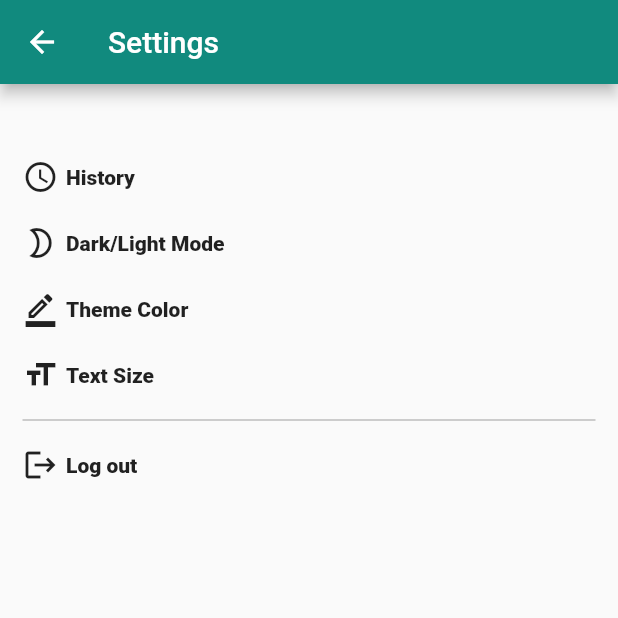
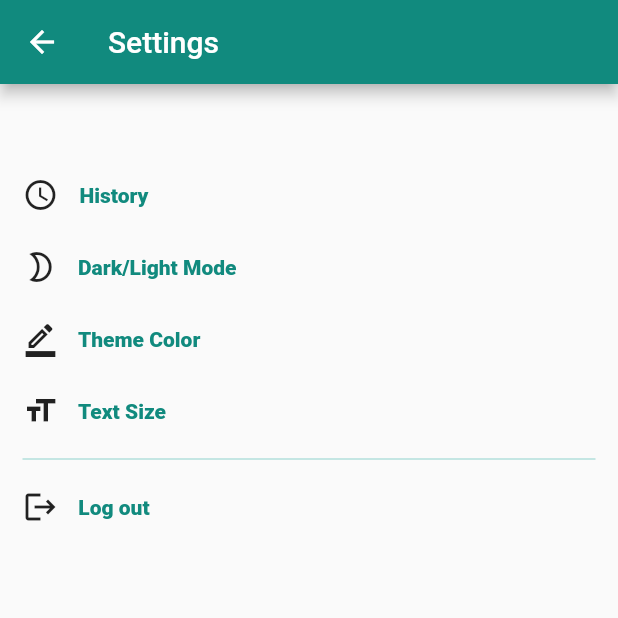
Before and after one commit to utmgdsc/SIGNify, a Flutter app: the MySettingsPage screen opened directly with empty values, on a phone screen of 412 x 824 dp, the top half of it. Run offline on Flutter 3.47's test engine with Material 2 defaults, Android fonts, the phone set to English and light mode, and no system bars; our stand-ins replace camera.

Commit message:
[SIG-9] Update setting page

```diff
--- a/frontend/lib/camera_screen.dart
+++ b/frontend/lib/camera_screen.dart
@@ -3,7 +3,8 @@ import 'package:flutter/material.dart';
 import 'package:frontend/settings.dart';
 
 class CameraScreen extends StatefulWidget {
-  const CameraScreen({Key? key}) : super(key: key);
+  final MaterialColor theme;
+  const CameraScreen({Key? key, required this.theme}) : super(key: key);
 
   @override
   _CameraScreenState createState() => _CameraScreenState();
@@ -63,10 +64,12 @@ class _CameraScreenState extends State<CameraScreen> {
                   onPressed: () {
                     Navigator.push(
                       context,
-                      MaterialPageRoute(builder: (context) => MySettingsPage()),
+                      MaterialPageRoute(
+                          builder: (context) =>
+                              MySettingsPage(theme: widget.theme)),
                     );
                   },
-                  icon: Icon(
+                  icon: const Icon(
                     Icons.settings,
                     size: 30,
                     color: Colors.black,
@@ -80,9 +83,9 @@ class _CameraScreenState extends State<CameraScreen> {
                 width: double.infinity,
                 height: 100,
                 color: Colors.black54,
-                padding: EdgeInsets.all(25),
+                padding: const EdgeInsets.all(25),
                 child: FloatingActionButton(
-                  backgroundColor: const Color(0xFFA5D6D1),
+                  backgroundColor: widget.theme[900],
                   child: Icon(_recording ? Icons.stop : Icons.circle),
                   onPressed: () => _recordVideo(),
                 ),
--- a/frontend/lib/main.dart
+++ b/frontend/lib/main.dart
@@ -7,18 +7,17 @@ void main() {
 }
 
 // Custom Green for app
-Map<int, Color> primary =
-{
-  50:const Color.fromRGBO(17,138,126, .1),
-  100:const Color.fromRGBO(17,138,126, .2),
-  200:const Color.fromRGBO(17,138,126, .3),
-  300:const Color.fromRGBO(17,138,126, .4),
-  400:const Color.fromRGBO(17,138,126, .5),
-  500:const Color.fromRGBO(17,138,126, .6),
-  600:const Color.fromRGBO(17,138,126, .7),
-  700:const Color.fromRGBO(17,138,126, .8),
-  800:const Color.fromRGBO(17,138,126, .9),
-  900:const Color.fromRGBO(17,138,126, 1),
+Map<int, Color> primary = {
+  50: const Color.fromRGBO(17, 138, 126, .1),
+  100: const Color.fromRGBO(17, 138, 126, .2),
+  200: const Color.fromRGBO(17, 138, 126, .3),
+  300: const Color.fromRGBO(17, 138, 126, .4),
+  400: const Color.fromRGBO(17, 138, 126, .5),
+  500: const Color.fromRGBO(17, 138, 126, .6),
+  600: const Color.fromRGBO(17, 138, 126, .7),
+  700: const Color.fromRGBO(17, 138, 126, .8),
+  800: const Color.fromRGBO(17, 138, 126, .9),
+  900: const Color.fromRGBO(17, 138, 126, 1),
 };
 
 class MyApp extends StatelessWidget {
@@ -36,7 +35,9 @@ class MyApp extends StatelessWidget {
       ),
       darkTheme: ThemeData.dark(), // default dark theme, only when we have too
       themeMode: ThemeMode.system,
-      home: const CameraScreen(),
+      home: CameraScreen(
+        theme: themeColour,
+      ),
       //home: MySettingsPage(theme: themeColour,), // uncomment when settings button is made then we can reroute to settings page
     );
   }
--- a/frontend/lib/settings.dart
+++ b/frontend/lib/settings.dart
@@ -19,7 +19,9 @@ class MySettingsPage extends StatelessWidget {
         // the App.build method, and use it to set our appbar title.
         title: const Text("Settings"),
       ),
-      body: Column(
+      body: Container(
+        margin: const EdgeInsets.only(top: 50, left: 15),
+        child: Column(
             // Column is also a layout widget. It takes a list of children and
             // arranges them vertically. By default, it sizes itself to fit its
             // children horizontally, and tries to be as tall as its parent.
@@ -35,106 +37,120 @@ class MySettingsPage extends StatelessWidget {
             // axis because Columns are vertical (the cross axis would be
             // horizontal).
             mainAxisAlignment: MainAxisAlignment.start,
-        children: <Widget> [
-          const SizedBox(height: 50,),
+            crossAxisAlignment: CrossAxisAlignment.stretch,
+            children: <Widget>[
               Row(
-            children: const <Widget> [
-              SizedBox(width: 15,),
-              Icon(
+                children: <Widget>[
+                  const Icon(
                     Icons.access_time,
                     size: 24.0,
                   ),
-              SizedBox(width: 5,),
+                  const SizedBox(
+                    width: 5,
+                  ),
                   Align(
                     alignment: Alignment.centerLeft,
-                child: Text(
+                    child: TextButton(
+                      onPressed: () {},
+                      child: const Text(
                         "History",
                         style: TextStyle(fontWeight: FontWeight.w900),
                       ),
                     ),
+                  ),
                 ],
               ),
-          const SizedBox(height: 20,),
               Row(
-            children: const <Widget> [
-              SizedBox(width: 15,),
-              Icon(
+                children: <Widget>[
+                  const Icon(
                     Icons.mode_night_outlined,
-                size: 24.0
+                    size: 24.0,
                   ),
-              SizedBox(width: 5,),
+                  const SizedBox(
+                    width: 5,
+                  ),
                   Align(
                     alignment: Alignment.centerLeft,
-                child: Text(
+                    child: TextButton(
+                      onPressed: () {},
+                      child: const Text(
                         "Dark/Light Mode",
                         style: TextStyle(fontWeight: FontWeight.w900),
                       ),
                     ),
+                  ),
                 ],
               ),
-          const SizedBox(height: 20,),
               Row(
-            children: const <Widget> [
-              SizedBox(width: 15,),
-              Icon(
+                children: <Widget>[
+                  const Icon(
                     Icons.border_color_outlined,
                     size: 24.0,
                   ),
-              SizedBox(width: 5,),
+                  const SizedBox(
+                    width: 5,
+                  ),
                   Align(
                     alignment: Alignment.centerLeft,
-                child: Text(
+                    child: TextButton(
+                      onPressed: () {},
+                      child: const Text(
                         "Theme Color",
                         style: TextStyle(fontWeight: FontWeight.w900),
                       ),
                     ),
+                  ),
                 ],
               ),
-          const SizedBox(height: 20,),
               Row(
-            children: const <Widget> [
-              SizedBox(width: 15,),
-              Icon(
+                children: <Widget>[
+                  const Icon(
                     Icons.format_size_sharp,
                     size: 24.0,
                   ),
-              SizedBox(width: 5,),
+                  const SizedBox(
+                    width: 5,
+                  ),
                   Align(
                     alignment: Alignment.centerLeft,
-                child: Text(
+                    child: TextButton(
+                      onPressed: () {},
+                      child: const Text(
                         "Text Size",
                         style: TextStyle(fontWeight: FontWeight.w900),
-
+                      ),
                     ),
                   ),
                 ],
               ),
-          const SizedBox(height: 10,),
-          const Divider(
-            color: Colors.grey,
-            indent: 15,
+              Divider(
+                color: Colors.teal.shade100,
+                thickness: 1,
                 endIndent: 15,
               ),
-          const SizedBox(height: 10,),
               Row(
-            children: <Widget> [
-              const SizedBox(width: 15,),
+                children: <Widget>[
                   Icon(
                     Icons.logout,
                     color: theme[900],
                     size: 24.0,
                   ),
-              const SizedBox(width: 5,),
+                  const SizedBox(
+                    width: 5,
+                  ),
                   Align(
                     alignment: Alignment.centerLeft,
-                child: Text(
+                    child: TextButton(
+                      onPressed: () {},
+                      child: const Text(
                         "Log out",
-                  style: TextStyle(fontWeight: FontWeight.w900, color: theme[900]),
+                        style: TextStyle(fontWeight: FontWeight.w900),
+                      ),
                     ),
                   ),
                 ],
               ),
-        ]
+            ]),
       ),
       // This trailing comma makes auto-formatting nicer for build methods.
     );
```
Lines whose indentation alone changed are shown as unchanged.
